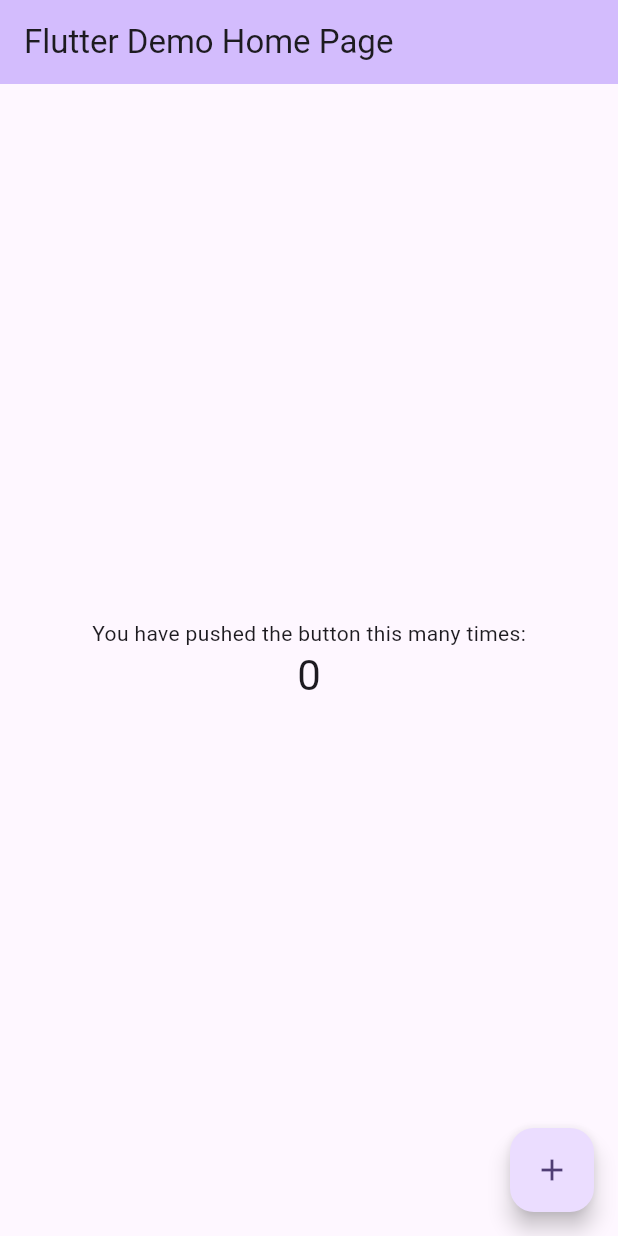
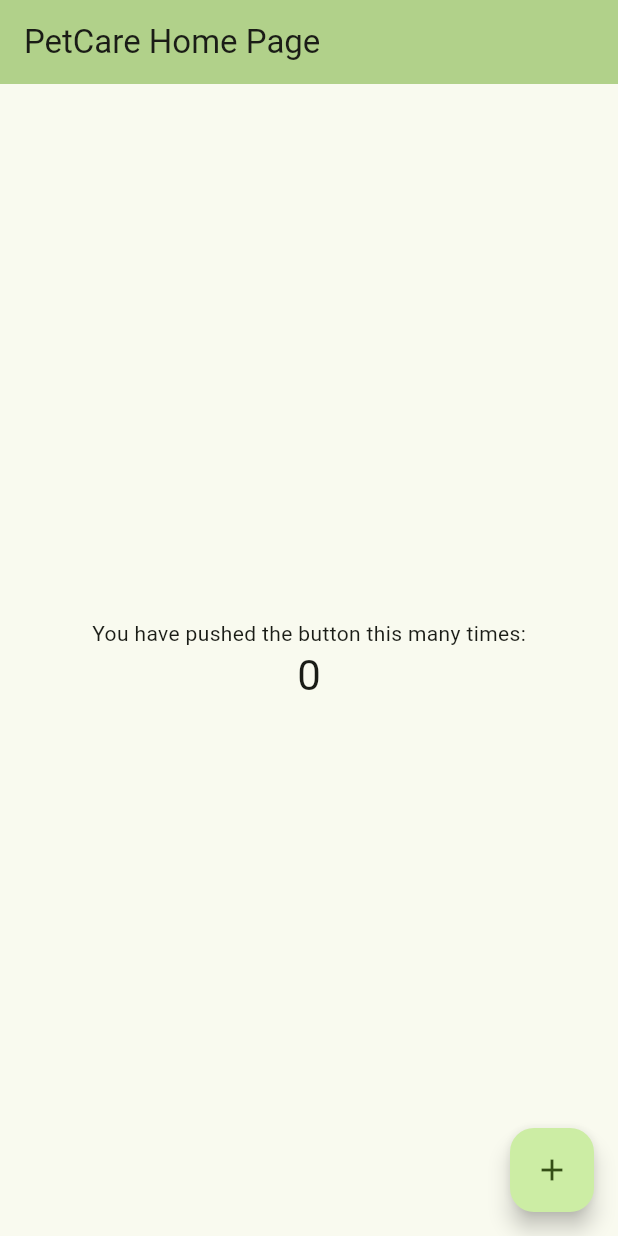
Before and after one commit to Raval3593rgb/PAM, a Flutter app: the screen it shows after launch, on a phone screen of 412 x 824 dp. Run offline on Flutter 3.47's test engine with Material 3 defaults, Android fonts, the phone set to English and light mode, and no system bars.

Commit message:
Added directories for screens and widgets + Changed title of App and Color

```diff
--- a/lib/main.dart
+++ b/lib/main.dart
@@ -11,26 +11,12 @@ class MyApp extends StatelessWidget {
   @override
   Widget build(BuildContext context) {
     return MaterialApp(
-      title: 'Flutter Demo',
+      title: 'PetCare',
       theme: ThemeData(
-        // This is the theme of your application.
-        //
-        // TRY THIS: Try running your application with "flutter run". You'll see
-        // the application has a purple toolbar. Then, without quitting the app,
-        // try changing the seedColor in the colorScheme below to Colors.green
-        // and then invoke "hot reload" (save your changes or press the "hot
-        // reload" button in a Flutter-supported IDE, or press "r" if you used
-        // the command line to start the app).
-        //
-        // Notice that the counter didn't reset back to zero; the application
-        // state is not lost during the reload. To reset the state, use hot
-        // restart instead.
-        //
-        // This works for code too, not just values: Most code changes can be
-        // tested with just a hot reload.
-        colorScheme: .fromSeed(seedColor: Colors.deepPurple),
+
+        colorScheme: ColorScheme.fromSeed(seedColor: Colors.lightGreen),
       ),
-      home: const MyHomePage(title: 'Flutter Demo Home Page'),
+      home: const MyHomePage(title: 'PetCare Home Page'),
     );
   }
 }
```
